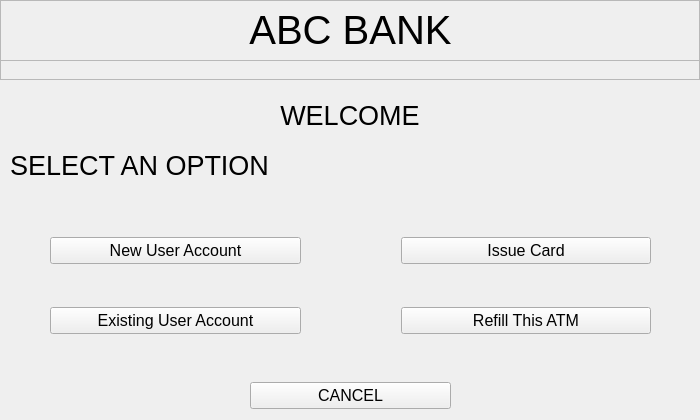
Above: UI/admin_menu.ui from shubhamadhk15/ATM-SIMULATOR before the change. Below: the same form after it.
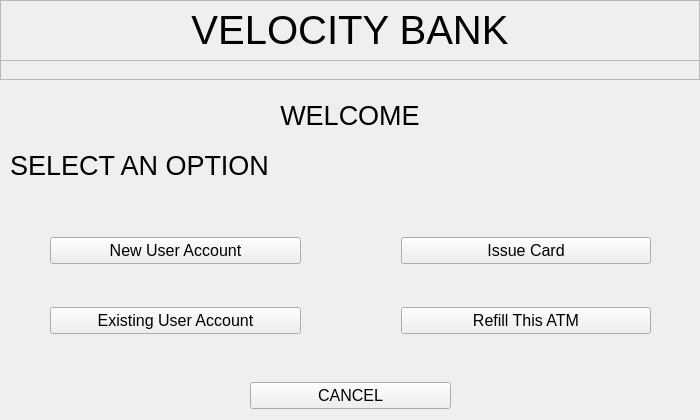
That is the form after the change.

Commit message: Activated admin creating new account, optimisation needed, new user id creation will not work as of sms api

Patch:
```diff
--- a/UI/admin_menu.ui
+++ b/UI/admin_menu.ui
@@ -34,9 +34,9 @@
    <widget class="QLabel" name="label">
     <property name="geometry">
      <rect>
-      <x>240</x>
+      <x>0</x>
       <y>0</y>
-      <width>221</width>
+      <width>700</width>
       <height>60</height>
      </rect>
     </property>
@@ -46,7 +46,7 @@
      </font>
     </property>
     <property name="text">
-     <string>ABC BANK</string>
+     <string>VELOCITY BANK</string>
     </property>
     <property name="alignment">
      <set>Qt::AlignCenter</set>
```
Left out of the diff: 2 changed lines with no effect on the pictures. The commit also changes 13 other files.
